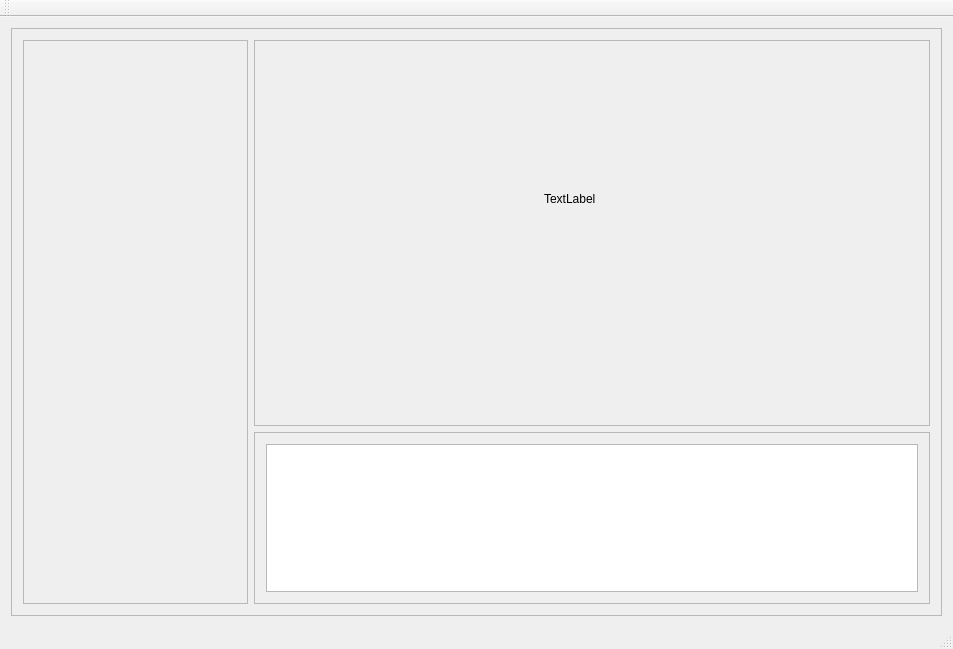
The window that mainwindow.ui (iegrsy/QCustomPlot) describes before a commit, drawn with Qt 5.
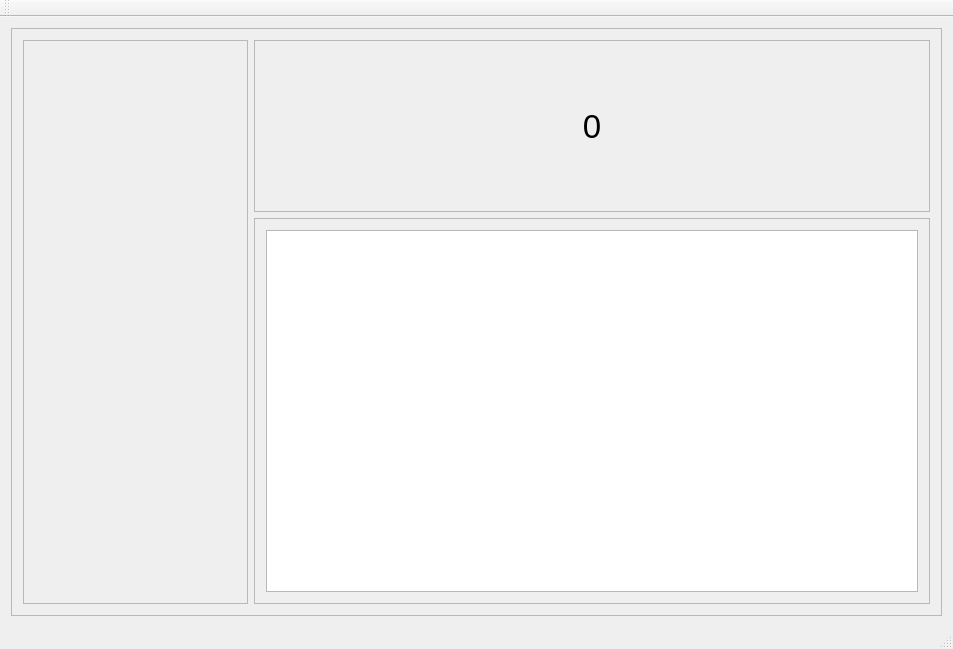
The same window after the commit. Custom widgets are drawn as their Qt base class.

What changed in the file:
```diff
--- a/mainwindow.ui
+++ b/mainwindow.ui
@@ -29,7 +29,7 @@
       <property name="frameShadow">
        <enum>QFrame::Raised</enum>
       </property>
-      <layout class="QGridLayout" name="gridLayout" rowstretch="9,4" columnstretch="3,9">
+      <layout class="QGridLayout" name="gridLayout" rowstretch="4,9" columnstretch="3,9">
        <item row="0" column="0" rowspan="2">
         <widget class="QFrame" name="frame_4">
          <property name="frameShape">
@@ -48,19 +48,23 @@
          <property name="frameShadow">
           <enum>QFrame::Raised</enum>
          </property>
-         <widget class="QLabel" name="label">
-          <property name="geometry">
-           <rect>
-            <x>290</x>
-            <y>150</y>
-            <width>67</width>
-            <height>17</height>
-           </rect>
+         <layout class="QVBoxLayout" name="verticalLayout">
+          <item>
+           <widget class="QLabel" name="lblData">
+            <property name="font">
+             <font>
+              <pointsize>25</pointsize>
+             </font>
           </property>
           <property name="text">
-           <string>TextLabel</string>
-          </property>
-         </widget>
+             <string>0</string>
+            </property>
+            <property name="alignment">
+             <set>Qt::AlignCenter</set>
+            </property>
+           </widget>
+          </item>
+         </layout>
         </widget>
        </item>
        <item row="1" column="1">
```
Lines whose indentation alone changed are shown as unchanged.
